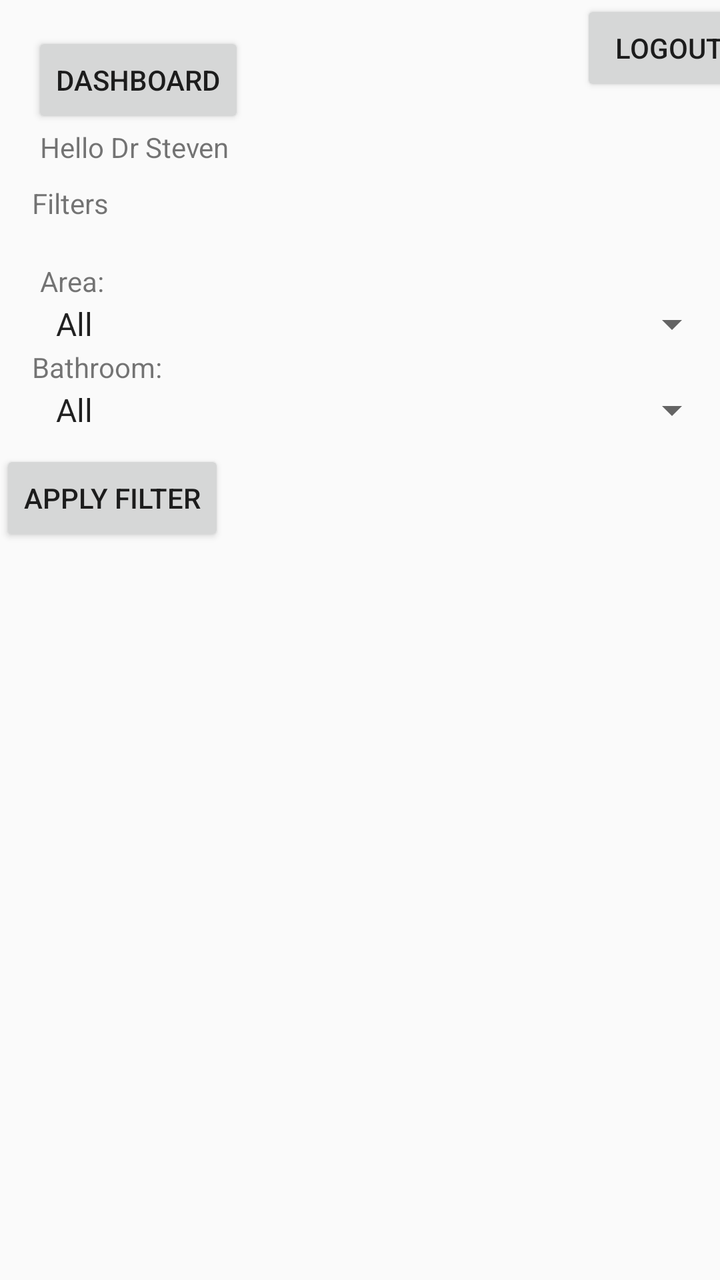
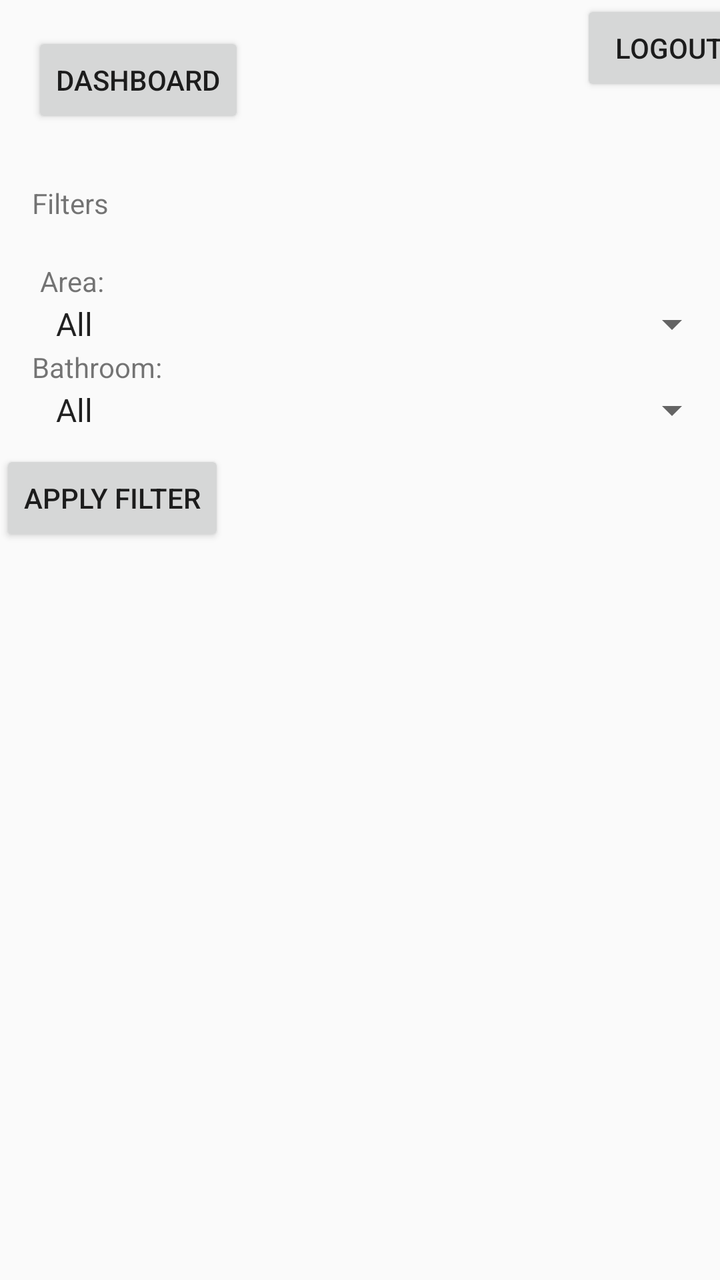

Compare the two renders of this Android layout. The source of the first and the diff that turns it into the second are given below.
<!-- AndroidManifest.xml: activity theme Theme.SBA_Application -->
<!-- res/layout/activity_main.xml -->
<androidx.constraintlayout.widget.ConstraintLayout
    xmlns:android="http://schemas.android.com/apk/res/android"
    xmlns:app="http://schemas.android.com/apk/res-auto"
    xmlns:tools="http://schemas.android.com/tools"
    android:layout_width="match_parent"
    android:layout_height="match_parent"
    tools:context=".MainActivity">

    <Button
        android:id="@+id/ReturnBtn"
        android:layout_width="wrap_content"
        android:layout_height="wrap_content"
        android:layout_marginStart="16dp"
        android:layout_marginTop="16dp"
        android:text="Dashboard"
        app:layout_constraintStart_toStartOf="parent"
        app:layout_constraintTop_toTopOf="parent" />

    <TextView
        android:id="@+id/user_details"
        android:layout_width="wrap_content"
        android:layout_height="wrap_content"
        android:layout_marginStart="20dp"
        android:text="Hello Dr Steven"
        app:layout_constraintStart_toStartOf="parent"
        app:layout_constraintTop_toBottomOf="@id/ReturnBtn" />

    <Button
        android:id="@+id/logout"
        android:layout_width="wrap_content"
        android:layout_height="wrap_content"
        android:layout_marginStart="168dp"


        android:text="@string/logout"
        app:layout_constraintStart_toEndOf="@+id/ReturnBtn"
        tools:ignore="MissingConstraints"
        tools:layout_editor_absoluteY="16dp" />

    <TextView
        android:id="@+id/hosts"
        android:layout_width="wrap_content"
        android:layout_height="wrap_content"
        android:layout_marginStart="16dp"
        android:layout_marginTop="9dp"
        android:text="Filters"
        app:layout_constraintStart_toStartOf="parent"
        app:layout_constraintTop_toBottomOf="@+id/user_details" />

    <TextView
        android:id="@+id/AreaFilLabel"
        android:layout_width="wrap_content"
        android:layout_height="wrap_content"
        android:layout_marginStart="20dp"
        android:layout_marginTop="20dp"
        android:text="Area:"
        app:layout_constraintStart_toStartOf="parent"
        app:layout_constraintTop_toBottomOf="@id/hosts" />

    <TextView
        android:id="@+id/BathroomFilLabel"
        android:layout_width="wrap_content"
        android:layout_height="wrap_content"
        android:layout_marginStart="16dp"
        android:text="Bathroom:"
        app:layout_constraintStart_toStartOf="parent"
        app:layout_constraintTop_toBottomOf="@id/spinnerArea" />

    

    <Spinner
        android:id="@+id/spinnerArea"
        android:layout_width="match_parent"
        android:layout_height="wrap_content"
        android:layout_marginStart="20dp"
        android:layout_marginTop="0dp"

        android:entries="@array/areas_array"
        app:layout_constraintTop_toBottomOf="@+id/AreaFilLabel"
        tools:layout_editor_absoluteX="8dp" />

    <Button
        android:id="@+id/buttonFilter"
        android:layout_width="wrap_content"
        android:layout_height="wrap_content"
        android:layout_margin="8dp"
        android:layout_marginTop="8dp"
        android:text="Apply Filter"
        app:layout_constraintTop_toBottomOf="@+id/spinnerBathroom"
        tools:ignore="MissingConstraints"
        tools:layout_editor_absoluteX="16dp" />

    <androidx.recyclerview.widget.RecyclerView
        android:id="@+id/my_recycler_view"
        android:layout_width="match_parent"
        android:layout_height="wrap_content"
        android:layout_marginStart="8dp"
        android:layout_marginTop="4dp"
        android:clipToPadding="false"
        app:layout_constraintStart_toStartOf="parent"
        app:layout_constraintTop_toBottomOf="@+id/buttonFilter" />

    <Spinner
        android:id="@+id/spinnerBathroom"
        android:layout_width="match_parent"
        android:layout_height="wrap_content"
        android:layout_marginStart="20dp"
        android:layout_marginTop="0dp"

        android:entries="@array/bathroom_array"
        app:layout_constraintTop_toBottomOf="@+id/BathroomFilLabel"
        tools:layout_editor_absoluteX="8dp" />


</androidx.constraintlayout.widget.ConstraintLayout>
<!-- resources referenced by this layout -->
<resources>
  <string-array name="areas_array">
          <item>All</item>
          <item>Hout Bay</item>
          <item>Other Area</item>
      </string-array>
  <string-array name="bathroom_array">
          <item>All</item>
          <item>Shared</item>
          <item>Private</item>
      </string-array>
  <string name="logout">Logout</string>
  <style name="Theme.SBA_Application" parent="android:Theme.Material.Light.NoActionBar" />
</resources>

<!-- the commit's change to res/layout/activity_main.xml (unified diff, before → after) -->
@@ -4,7 +4,9 @@
     xmlns:tools="http://schemas.android.com/tools"
     android:layout_width="match_parent"
     android:layout_height="match_parent"
+    tools:ignore="HardcodedText"
     tools:context=".MainActivity">
+
 
     <Button
         android:id="@+id/ReturnBtn"
@@ -21,7 +23,8 @@
         android:layout_width="wrap_content"
         android:layout_height="wrap_content"
         android:layout_marginStart="20dp"
-        android:text="Hello Dr Steven"
+        tools:ignore="HardcodedText"
+        android:text=""
         app:layout_constraintStart_toStartOf="parent"
         app:layout_constraintTop_toBottomOf="@id/ReturnBtn" />
 
@@ -44,6 +47,7 @@
         android:layout_marginStart="16dp"
         android:layout_marginTop="9dp"
         android:text="Filters"
+        tools:ignore="HardcodedText"
         app:layout_constraintStart_toStartOf="parent"
         app:layout_constraintTop_toBottomOf="@+id/user_details" />
 
@@ -54,6 +58,7 @@
         android:layout_marginStart="20dp"
         android:layout_marginTop="20dp"
         android:text="Area:"
+        tools:ignore="HardcodedText"
         app:layout_constraintStart_toStartOf="parent"
         app:layout_constraintTop_toBottomOf="@id/hosts" />
 
@@ -63,6 +68,7 @@
         android:layout_height="wrap_content"
         android:layout_marginStart="16dp"
         android:text="Bathroom:"
+        tools:ignore="HardcodedText"
         app:layout_constraintStart_toStartOf="parent"
         app:layout_constraintTop_toBottomOf="@id/spinnerArea" />
 
@@ -85,10 +91,13 @@
         android:layout_height="wrap_content"
         android:layout_margin="8dp"
         android:layout_marginTop="8dp"
+
         android:text="Apply Filter"
         app:layout_constraintTop_toBottomOf="@+id/spinnerBathroom"
         tools:ignore="MissingConstraints"
+
         tools:layout_editor_absoluteX="16dp" />
+
 
     <androidx.recyclerview.widget.RecyclerView
         android:id="@+id/my_recycler_view"
